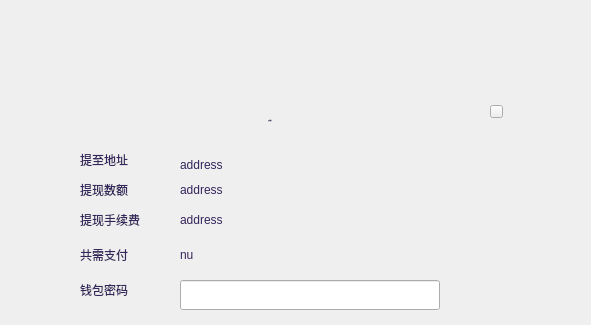
Before: the Qt Designer form LNKWallet/withdrawpage/WithdrawConfirmWidget.ui in HcashOrg/hx-indicator, drawn with Qt 5; both pictures show x 260 to 851 and y 0 to 325 of the 960 by 543 pixel window.
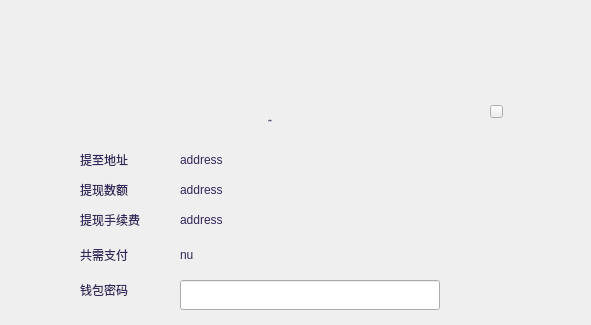
After: the same form once the commit is applied.

```diff
--- a/LNKWallet/withdrawpage/WithdrawConfirmWidget.ui
+++ b/LNKWallet/withdrawpage/WithdrawConfirmWidget.ui
@@ -66,7 +66,7 @@
        <x>140</x>
        <y>65</y>
        <width>331</width>
-       <height>30</height>
+       <height>21</height>
       </rect>
      </property>
      <property name="styleSheet">
@@ -236,7 +236,7 @@
       <rect>
        <x>40</x>
        <y>65</y>
-       <width>71</width>
+       <width>91</width>
        <height>20</height>
       </rect>
      </property>
```
